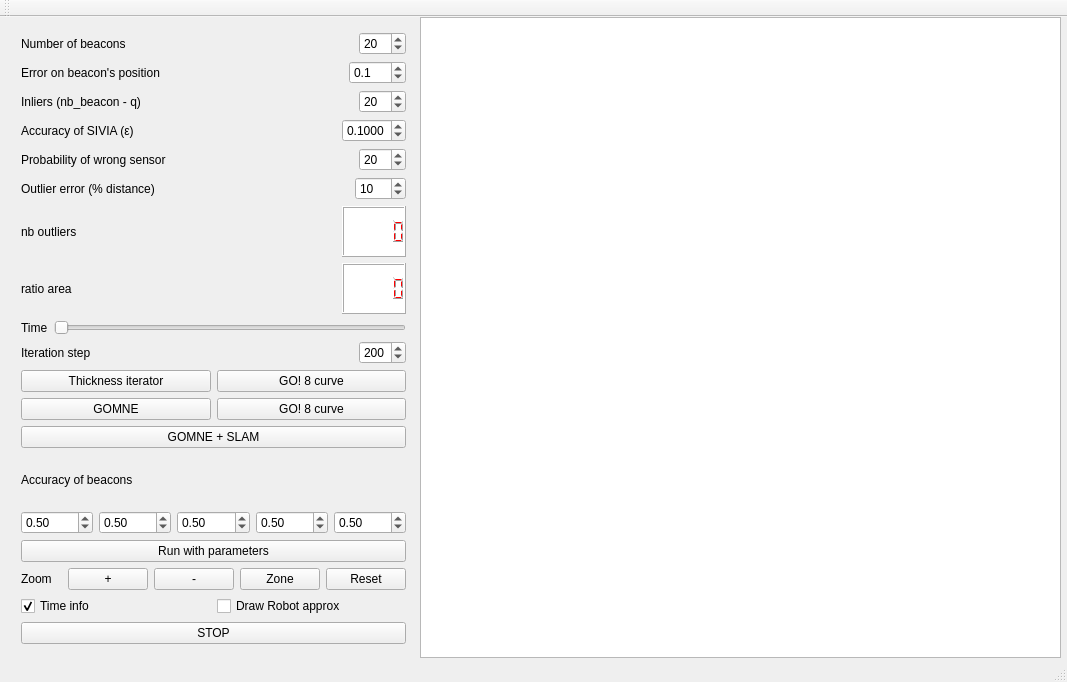
This is mainwindow.ui in qbrefort/Qinter as Qt 5 draws it before an edit. The edited form follows.
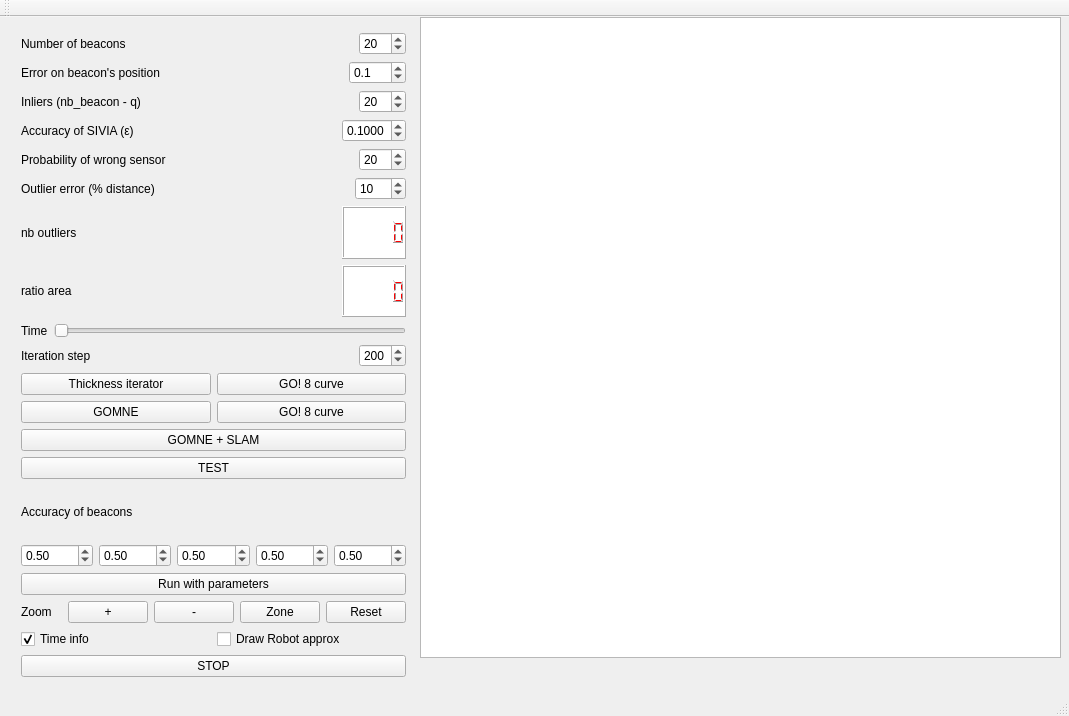
This is the edited form.

```diff
--- a/mainwindow.ui
+++ b/mainwindow.ui
@@ -6,8 +6,8 @@
    <rect>
     <x>0</x>
     <y>0</y>
-    <width>1067</width>
-    <height>682</height>
+    <width>1069</width>
+    <height>716</height>
    </rect>
   </property>
   <property name="windowTitle">
@@ -20,7 +20,7 @@
       <x>10</x>
       <y>4</y>
       <width>407</width>
-      <height>634</height>
+      <height>667</height>
      </rect>
     </property>
     <layout class="QVBoxLayout" name="verticalLayout">
@@ -476,6 +476,13 @@
        </property>
       </widget>
      </item>
+     <item>
+      <widget class="QPushButton" name="ButtonPair">
+       <property name="text">
+        <string>TEST</string>
+       </property>
+      </widget>
+     </item>
      <item>
       <layout class="QHBoxLayout" name="horizontalLayout_7">
        <item>
```
Left out of the diff: 2 changed lines with no effect on the pictures.
